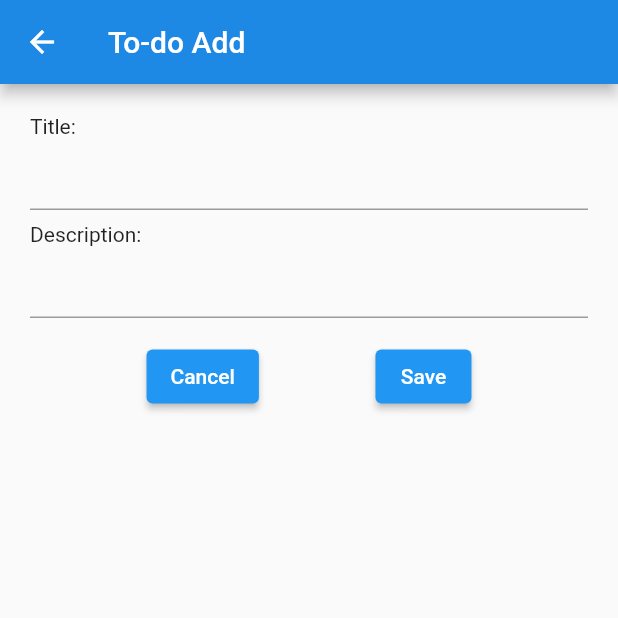
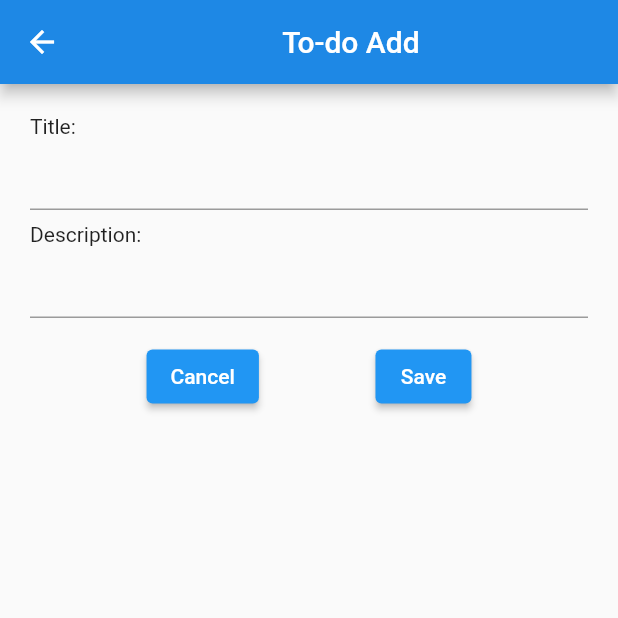
Before and after one commit to OldemarJesus/todoapp_flutter, a Flutter app: the screen it shows after launch, after a tap on the "add" icon, on a phone screen of 412 x 824 dp, the top half of it. Run offline on Flutter 3.47's test engine with Material 2 defaults, Android fonts, the phone set to English and light mode, and no system bars.

Commit message:
Centralized menu label

```diff
--- a/lib/screens/addNote.dart
+++ b/lib/screens/addNote.dart
@@ -22,7 +22,9 @@ class _AddState extends State<Add> {
 
     return Scaffold(
       appBar: AppBar(
-        title: Text("To-do Add"),
+        title: Center(
+          child: Text("To-do Add"),
+        ),
         backgroundColor: Colors.blue[600],
       ),
       body: Padding(
--- a/lib/screens/home.dart
+++ b/lib/screens/home.dart
@@ -22,7 +22,9 @@ class _HomeState extends State<Home> {
 
     return Scaffold(
       appBar: AppBar(
-        title: Text("To-Do"),
+        title: Center(
+          child: Text("To-Do"),
+        ),
         backgroundColor: Colors.blue[600],
       ),
       body: Padding(
```
